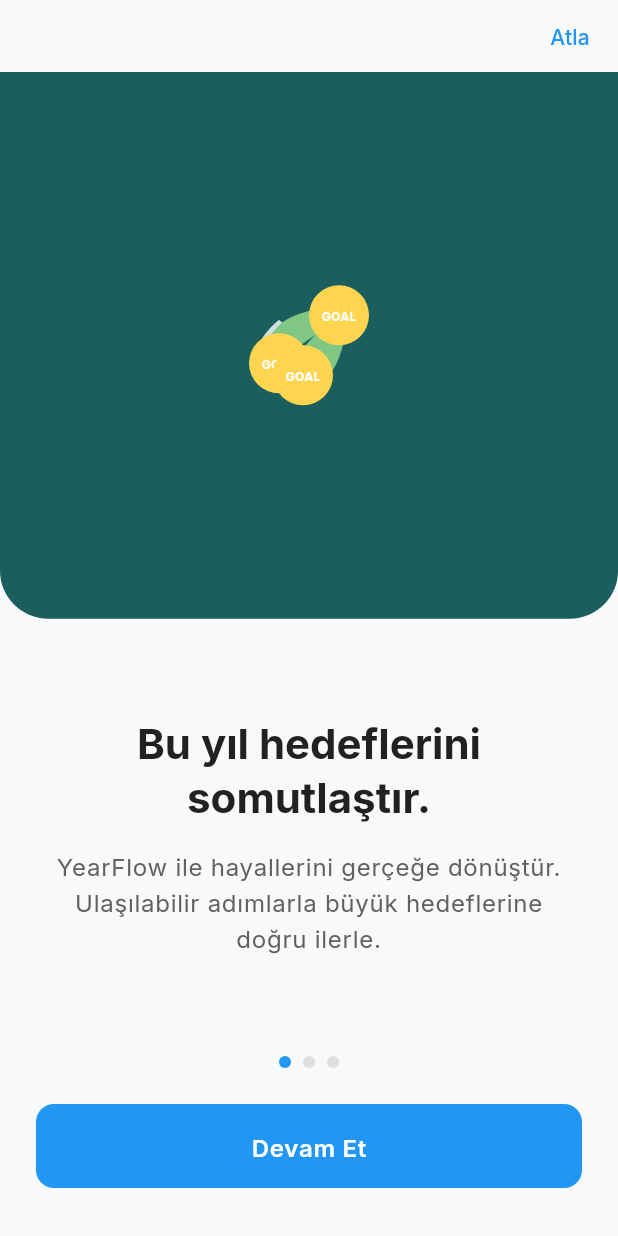
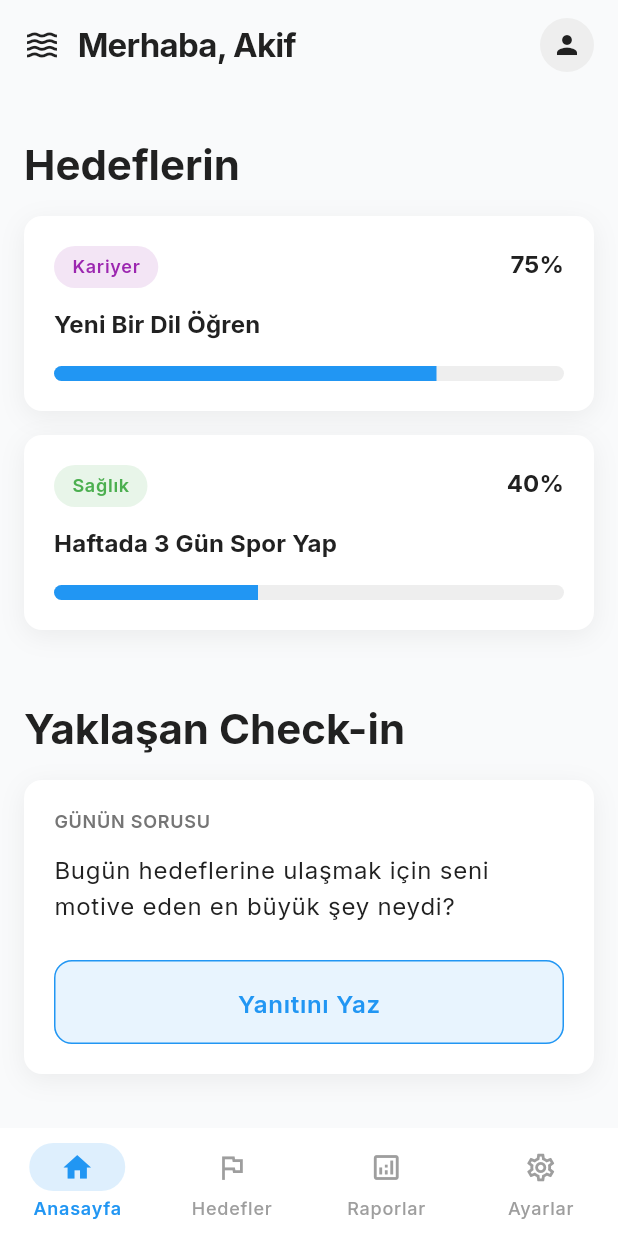
Before and after one commit to mehmetakifkucukkaya/year-flow, a Flutter app: the screen it shows after launch, on a phone screen of 412 x 824 dp. Run offline on Flutter 3.47's test engine with Material 3 defaults, Android fonts, the phone set to English and light mode, and no system bars; our stand-ins replace flutter_riverpod, go_router, google_fonts.

Commit message:
feat: Premium home dashboard design improvements
- Added SafeArea for proper status bar spacing
- Removed premium banner section
- Enhanced header with smaller icons and bolder greeting
- Added soft shadows to goal cards (0 4px 14px rgba(0,0,0,0.06))
- Increased card padding for premium feel (20px)
- More rounded category chips (22px radius)
- Fully rounded progress bars
- Improved check-in section spacing and button size
- Premium background color (#F9FAFB)
- Enhanced navigation bar with pastel active indicator and larger labels

```diff
--- a/lib/core/router/app_router.dart
+++ b/lib/core/router/app_router.dart
@@ -5,13 +5,14 @@ import 'package:go_router/go_router.dart';
 import '../../features/auth/presentation/forgot_password_page.dart';
 import '../../features/auth/presentation/login_page.dart';
 import '../../features/auth/presentation/register_page.dart';
+import '../../features/home/presentation/home_page.dart';
 import '../../features/onboarding/presentation/onboarding_page.dart';
 import 'app_routes.dart';
 
 /// Router provider
 final routerProvider = Provider<GoRouter>((ref) {
   return GoRouter(
-    initialLocation: AppRoutes.onboarding,
+    initialLocation: AppRoutes.home,
     debugLogDiagnostics: true,
     routes: [
       // Splash Screen (şimdilik login'e yönlendiriyor)
@@ -57,8 +58,7 @@ final routerProvider = Provider<GoRouter>((ref) {
           GoRoute(
             path: AppRoutes.home,
             name: 'home',
-            builder: (context, state) =>
-                const _PlaceholderScreen(title: 'Anasayfa'),
+            builder: (context, state) => const HomePage(),
           ),
           GoRoute(
             path: AppRoutes.goals,
@@ -164,9 +164,11 @@ class _MainShell extends StatelessWidget {
     final selectedIndex = _getSelectedIndex();
 
     return Scaffold(
+      backgroundColor: Theme.of(context).scaffoldBackgroundColor,
       body: child,
       bottomNavigationBar: NavigationBar(
         selectedIndex: selectedIndex,
+        height: 72, // Slightly taller for better balance
         onDestinationSelected: (index) {
           switch (index) {
             case 0:
@@ -183,28 +185,30 @@ class _MainShell extends StatelessWidget {
               break;
           }
         },
-        destinations: const [
+        labelBehavior: NavigationDestinationLabelBehavior.alwaysShow,
+        destinations: [
           NavigationDestination(
-            icon: Icon(Icons.home_outlined),
-            selectedIcon: Icon(Icons.home),
+            icon: Icon(Icons.home_outlined, size: 22), // Smaller icons
+            selectedIcon: Icon(Icons.home, size: 22),
             label: 'Anasayfa',
           ),
           NavigationDestination(
-            icon: Icon(Icons.flag_outlined),
-            selectedIcon: Icon(Icons.flag),
+            icon: Icon(Icons.flag_outlined, size: 22),
+            selectedIcon: Icon(Icons.flag, size: 22),
             label: 'Hedefler',
           ),
           NavigationDestination(
-            icon: Icon(Icons.analytics_outlined),
-            selectedIcon: Icon(Icons.analytics),
+            icon: Icon(Icons.analytics_outlined, size: 22),
+            selectedIcon: Icon(Icons.analytics, size: 22),
             label: 'Raporlar',
           ),
           NavigationDestination(
-            icon: Icon(Icons.settings_outlined),
-            selectedIcon: Icon(Icons.settings),
+            icon: Icon(Icons.settings_outlined, size: 22),
+            selectedIcon: Icon(Icons.settings, size: 22),
             label: 'Ayarlar',
           ),
         ],
+        indicatorColor: Theme.of(context).colorScheme.primary.withOpacity(0.15), // Pastel background
       ),
     );
   }
--- a/lib/core/theme/app_theme.dart
+++ b/lib/core/theme/app_theme.dart
@@ -151,15 +151,16 @@ class AppTheme {
       navigationBarTheme: NavigationBarThemeData(
         elevation: 0,
         backgroundColor: AppColors.white,
-        indicatorColor: AppColors.primary.withOpacity(0.1),
+        indicatorColor: AppColors.primary.withOpacity(0.15), // More pastel
+        height: 72, // Slightly taller
         labelTextStyle: WidgetStateProperty.resolveWith((states) {
           if (states.contains(WidgetState.selected)) {
-            return AppTextStyles.labelSmall.copyWith(
+            return AppTextStyles.labelMedium.copyWith( // Larger text
               color: AppColors.primary,
               fontWeight: FontWeight.w600,
             );
           }
-          return AppTextStyles.labelSmall.copyWith(
+          return AppTextStyles.labelMedium.copyWith( // Larger text
             color: AppColors.gray500,
           );
         }),
@@ -167,12 +168,12 @@ class AppTheme {
           if (states.contains(WidgetState.selected)) {
             return const IconThemeData(
               color: AppColors.primary,
-              size: 24,
+              size: 22, // Smaller icons
             );
           }
           return const IconThemeData(
             color: AppColors.gray500,
-            size: 24,
+            size: 22, // Smaller icons
           );
         }),
       ),
--- /dev/null
+++ b/lib/features/home/presentation/home_page.dart
@@ -0,0 +1,359 @@
+import 'package:flutter/material.dart';
+import 'package:flutter_riverpod/flutter_riverpod.dart';
+
+import '../../../core/theme/app_colors.dart';
+import '../../../core/theme/app_radius.dart';
+import '../../../core/theme/app_spacing.dart';
+import '../../../core/theme/app_text_styles.dart';
+
+class HomePage extends ConsumerWidget {
+  const HomePage({super.key});
+
+  // Premium background color
+  static const Color _premiumBackground = Color(0xFFF9FAFB);
+
+  @override
+  Widget build(BuildContext context, WidgetRef ref) {
+    return Container(
+      color: _premiumBackground,
+      child: CustomScrollView(
+        slivers: [
+          // SafeArea for status bar
+          SliverSafeArea(
+            bottom: false,
+            sliver: SliverToBoxAdapter(
+              child: _TopAppBar(),
+            ),
+          ),
+
+          // Hedeflerin Section
+          SliverToBoxAdapter(
+            child: Padding(
+              padding: const EdgeInsets.only(
+                left: AppSpacing.md,
+                right: AppSpacing.md,
+                top: AppSpacing.xl,
+                bottom: AppSpacing.md,
+              ),
+              child: Text(
+                'Hedeflerin',
+                style: AppTextStyles.headlineMedium.copyWith(
+                  fontWeight: FontWeight.bold,
+                ),
+              ),
+            ),
+          ),
+
+          // Goal Cards
+          SliverList(
+            delegate: SliverChildBuilderDelegate(
+              (context, index) {
+                final goals = _mockGoals;
+                if (index >= goals.length) return null;
+                final goal = goals[index];
+                return Padding(
+                  padding: const EdgeInsets.only(
+                    left: AppSpacing.md,
+                    right: AppSpacing.md,
+                    bottom: AppSpacing.md,
+                  ),
+                  child: _GoalCard(goal: goal),
+                );
+              },
+              childCount: _mockGoals.length,
+            ),
+          ),
+
+          // Yaklaşan Check-in Section
+          SliverToBoxAdapter(
+            child: Padding(
+              padding: const EdgeInsets.only(
+                left: AppSpacing.md,
+                right: AppSpacing.md,
+                top: AppSpacing.xl,
+                bottom: AppSpacing.md,
+              ),
+              child: Text(
+                'Yaklaşan Check-in',
+                style: AppTextStyles.headlineMedium.copyWith(
+                  fontWeight: FontWeight.bold,
+                ),
+              ),
+            ),
+          ),
+
+          // Günün Sorusu Card
+          SliverToBoxAdapter(
+            child: Padding(
+              padding: const EdgeInsets.only(
+                left: AppSpacing.md,
+                right: AppSpacing.md,
+                bottom: AppSpacing.md,
+              ),
+              child: _DailyQuestionCard(),
+            ),
+          ),
+
+          // Bottom padding for navigation bar
+          const SliverToBoxAdapter(
+            child: SizedBox(height: AppSpacing.xl),
+          ),
+        ],
+      ),
+    );
+  }
+}
+
+/// Top App Bar - Logo, greeting, profile button
+class _TopAppBar extends StatelessWidget {
+  @override
+  Widget build(BuildContext context) {
+    return Container(
+      padding: const EdgeInsets.only(
+        left: AppSpacing.md,
+        right: AppSpacing.md,
+        top: AppSpacing.sm,
+        bottom: AppSpacing.sm,
+      ),
+      child: Row(
+        children: [
+          // Logo icon - smaller and minimal
+          Icon(
+            Icons.waves,
+            size: 24,
+            color: Theme.of(context).colorScheme.onSurface,
+          ),
+          const SizedBox(width: AppSpacing.sm),
+          // Greeting - bolder and better aligned
+          Expanded(
+            child: Text(
+              'Merhaba, Akif',
+              style: AppTextStyles.titleLarge.copyWith(
+                fontWeight: FontWeight.w700,
+                letterSpacing: -0.5,
+              ),
+            ),
+          ),
+          // Profile button - smaller and minimal
+          Container(
+            width: 36,
+            height: 36,
+            decoration: const BoxDecoration(
+              color: AppColors.gray200,
+              shape: BoxShape.circle,
+            ),
+            child: IconButton(
+              icon: const Icon(
+                Icons.person,
+                size: 20,
+              ),
+              onPressed: () {
+                // TODO: Navigate to profile
+              },
+              padding: EdgeInsets.zero,
+            ),
+          ),
+        ],
+      ),
+    );
+  }
+}
+
+/// Goal Card Model
+class _GoalData {
+  const _GoalData({
+    required this.title,
+    required this.category,
+    required this.progress,
+    required this.categoryColor,
+    required this.categoryBackgroundColor,
+  });
+
+  final String title;
+  final String category;
+  final double progress;
+  final Color categoryColor;
+  final Color categoryBackgroundColor;
+}
+
+/// Mock goals data
+final _mockGoals = [
+  const _GoalData(
+    title: 'Yeni Bir Dil Öğren',
+    category: 'Kariyer',
+    progress: 75,
+    categoryColor: Color(0xFF9C27B0), // Purple
+    categoryBackgroundColor: Color(0xFFF3E5F5), // Light purple
+  ),
+  const _GoalData(
+    title: 'Haftada 3 Gün Spor Yap',
+    category: 'Sağlık',
+    progress: 40,
+    categoryColor: Color(0xFF4CAF50), // Green
+    categoryBackgroundColor: Color(0xFFE8F5E9), // Light green
+  ),
+];
+
+/// Goal Card Widget with premium styling
+class _GoalCard extends StatelessWidget {
+  const _GoalCard({required this.goal});
+
+  final _GoalData goal;
+
+  @override
+  Widget build(BuildContext context) {
+    return Container(
+      decoration: BoxDecoration(
+        color: Colors.white,
+        borderRadius: AppRadius.borderRadiusMd,
+        boxShadow: [
+          BoxShadow(
+            color: Colors.black.withOpacity(0.06),
+            offset: const Offset(0, 4),
+            blurRadius: 14,
+            spreadRadius: 0,
+          ),
+        ],
+      ),
+      child: Padding(
+        padding: const EdgeInsets.all(20), // Increased padding
+        child: Column(
+          crossAxisAlignment: CrossAxisAlignment.start,
+          children: [
+            Row(
+              crossAxisAlignment: CrossAxisAlignment.start,
+              mainAxisAlignment: MainAxisAlignment.spaceBetween,
+              children: [
+                Expanded(
+                  child: Column(
+                    crossAxisAlignment: CrossAxisAlignment.start,
+                    children: [
+                      // Category chip - more rounded (22px radius)
+                      Container(
+                        padding: const EdgeInsets.symmetric(
+                          horizontal: 12,
+                          vertical: 6,
+                        ),
+                        decoration: BoxDecoration(
+                          color: goal.categoryBackgroundColor,
+                          borderRadius:
+                              BorderRadius.circular(22), // 22px radius
+                        ),
+                        child: Text(
+                          goal.category,
+                          style: AppTextStyles.labelMedium.copyWith(
+                            color: goal.categoryColor,
+                            fontWeight: FontWeight.w600,
+                          ),
+                        ),
+                      ),
+                      const SizedBox(height: AppSpacing.sm),
+                      // Goal title
+                      Text(
+                        goal.title,
+                        style: AppTextStyles.titleMedium.copyWith(
+                          fontWeight: FontWeight.bold,
+                        ),
+                      ),
+                    ],
+                  ),
+                ),
+                // Progress percentage
+                Text(
+                  '${goal.progress.toInt()}%',
+                  style: AppTextStyles.titleMedium.copyWith(
+                    fontWeight: FontWeight.bold,
+                  ),
+                ),
+              ],
+            ),
+            const SizedBox(height: AppSpacing.md),
+            // Progress bar - fully rounded
+            ClipRRect(
+              borderRadius: BorderRadius.circular(10), // Fully rounded
+              child: LinearProgressIndicator(
+                value: goal.progress / 100,
+                minHeight: 10,
+                backgroundColor: AppColors.gray200,
+                valueColor: const AlwaysStoppedAnimation<Color>(
+                  AppColors.primary,
+                ),
+              ),
+            ),
+          ],
+        ),
+      ),
+    );
+  }
+}
+
+/// Daily Question Card with premium styling
+class _DailyQuestionCard extends StatelessWidget {
+  @override
+  Widget build(BuildContext context) {
+    return Container(
+      decoration: BoxDecoration(
+        color: Colors.white,
+        borderRadius: AppRadius.borderRadiusMd,
+        boxShadow: [
+          BoxShadow(
+            color: Colors.black.withOpacity(0.06),
+            offset: const Offset(0, 4),
+            blurRadius: 14,
+            spreadRadius: 0,
+          ),
+        ],
+      ),
+      child: Padding(
+        padding: const EdgeInsets.all(20), // Increased padding
+        child: Column(
+          crossAxisAlignment: CrossAxisAlignment.start,
+          children: [
+            Text(
+              'GÜNÜN SORUSU',
+              style: AppTextStyles.labelMedium.copyWith(
+                fontWeight: FontWeight.w600,
+                color: AppColors.gray600,
+              ),
+            ),
+            const SizedBox(height: AppSpacing.sm),
+            Text(
+              'Bugün hedeflerine ulaşmak için seni motive eden en büyük şey neydi?',
+              style: AppTextStyles.bodyLarge,
+            ),
+            const SizedBox(height: AppSpacing.lg),
+            // Bigger button with more padding
+            SizedBox(
+              width: double.infinity,
+              child: OutlinedButton(
+                onPressed: () {
+                  // TODO: Navigate to check-in
+                },
+                style: OutlinedButton.styleFrom(
+                  backgroundColor: AppColors.primary.withOpacity(0.1),
+                  foregroundColor: AppColors.primary,
+                  minimumSize:
+                      const Size(double.infinity, 52), // Bigger button
+                  padding: const EdgeInsets.symmetric(
+                    horizontal: AppSpacing.lg,
+                    vertical: AppSpacing.md,
+                  ),
+                  shape: RoundedRectangleBorder(
+                    borderRadius:
+                        BorderRadius.circular(12), // More rounded
+                  ),
+                ),
+                child: Text(
+                  'Yanıtını Yaz',
+                  style: AppTextStyles.bodyLarge.copyWith(
+                    fontWeight: FontWeight.w600,
+                  ),
+                ),
+              ),
+            ),
+          ],
+        ),
+      ),
+    );
+  }
+}
```
